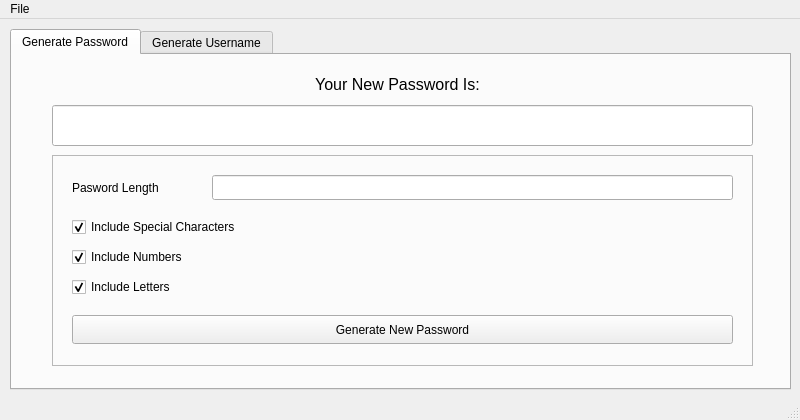
shayanaqvi/password-generator, file interface.ui: the form before one commit.
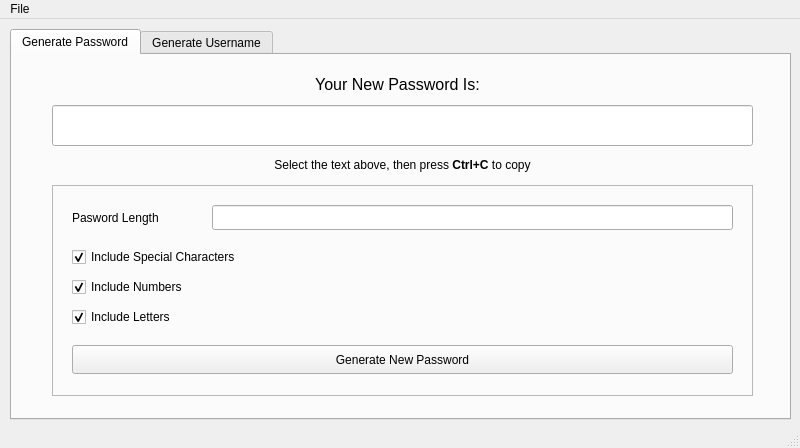
The form after the commit.

```diff
--- a/interface.ui
+++ b/interface.ui
@@ -10,7 +10,7 @@
     <x>0</x>
     <y>0</y>
     <width>800</width>
-    <height>420</height>
+    <height>448</height>
    </rect>
   </property>
   <property name="windowTitle">
@@ -26,7 +26,7 @@
       <x>10</x>
       <y>10</y>
       <width>781</width>
-      <height>361</height>
+      <height>391</height>
      </rect>
     </property>
     <property name="tabPosition">
@@ -100,7 +100,7 @@
       <property name="geometry">
        <rect>
         <x>40</x>
-        <y>100</y>
+        <y>130</y>
         <width>701</width>
         <height>211</height>
        </rect>
@@ -202,6 +202,33 @@
        </property>
       </widget>
      </widget>
+     <widget class="QLabel" name="new_pwsd_lbl_2">
+      <property name="geometry">
+       <rect>
+        <x>0</x>
+        <y>100</y>
+        <width>781</width>
+        <height>20</height>
+       </rect>
+      </property>
+      <property name="font">
+       <font>
+        <pointsize>9</pointsize>
+        <weight>50</weight>
+        <italic>false</italic>
+        <bold>false</bold>
+        <underline>false</underline>
+        <strikeout>false</strikeout>
+        <kerning>true</kerning>
+       </font>
+      </property>
+      <property name="text">
+       <string>&lt;html&gt;&lt;head/&gt;&lt;body&gt;&lt;p&gt;Select the text above, then press &lt;span style=&quot; font-weight:600;&quot;&gt;Ctrl+C&lt;/span&gt; to copy&lt;/p&gt;&lt;/body&gt;&lt;/html&gt;</string>
+      </property>
+      <property name="alignment">
+       <set>Qt::AlignCenter</set>
+      </property>
+     </widget>
     </widget>
     <widget class="QWidget" name="gen_uname">
      <attribute name="title">
```
Left out of the diff: 29 changed lines with no effect on the pictures.
